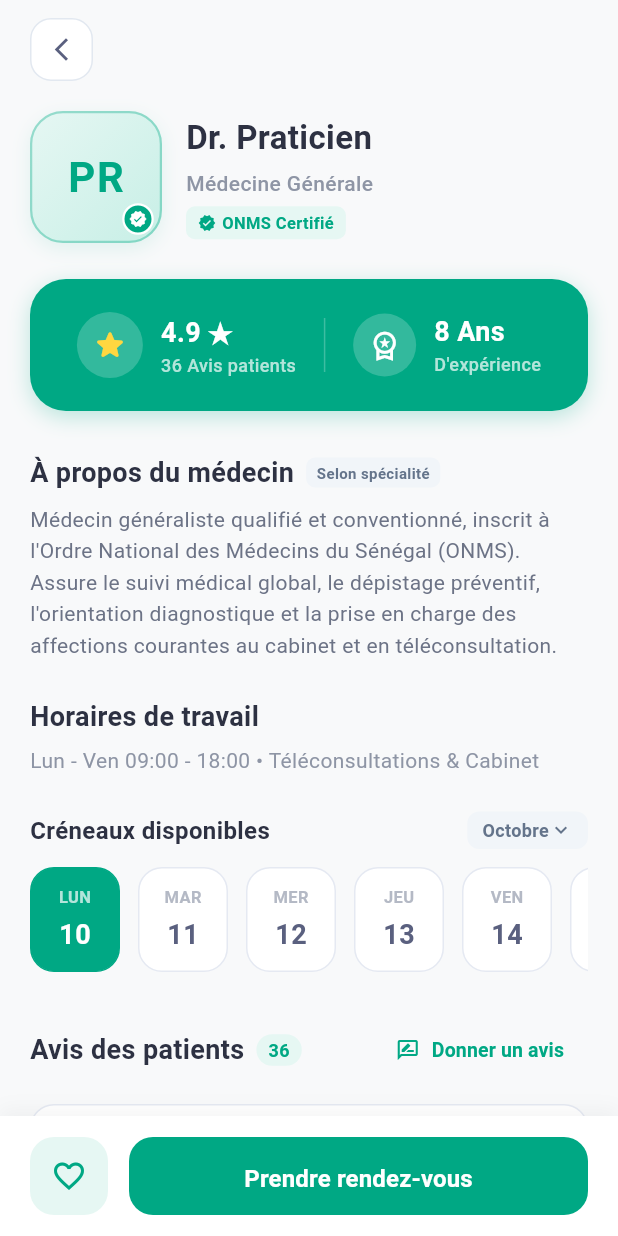
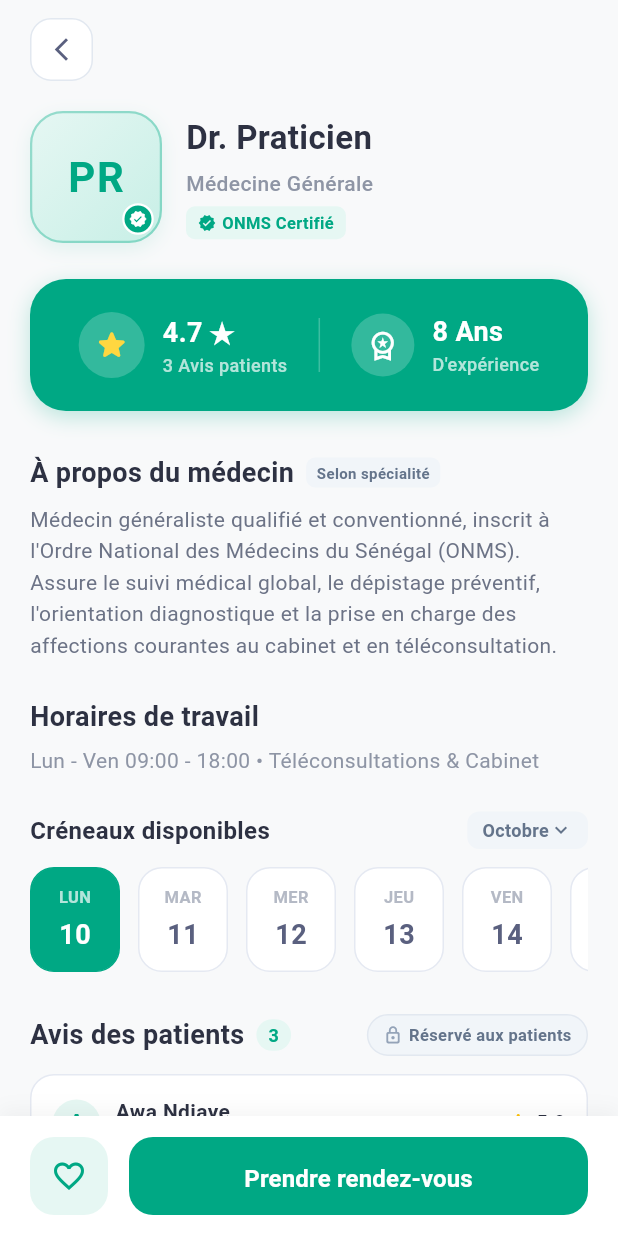
Before and after one commit to Soutenance-Simplon/front-end-mobil, a Flutter app: the DoctorDetailScreen screen opened by its route, on a phone screen of 412 x 824 dp. Run offline on Flutter 3.47's test engine with Material 3 defaults, Android fonts, the phone set to English and light mode, and no system bars; our stand-ins replace country_code_picker, dio, file_picker, firebase_core, flutter_riverpod, flutter_secure_storage and 3 more; missing offline and left inert: jitsi_meet_flutter_sdk, mobile_scanner, zxing2; accounts and stored records are empty; network calls fail.

Commit message:
fix(rdv): synchroniser le compteur d avis et restreindre les avis aux seuls patients suivis

```diff
--- a/lib/features/rdv/screens/doctor_detail_screen.dart
+++ b/lib/features/rdv/screens/doctor_detail_screen.dart
@@ -2,6 +2,7 @@ import 'package:flutter/material.dart';
 import 'package:flutter_riverpod/flutter_riverpod.dart';
 import 'package:go_router/go_router.dart';
 import '../../auth/providers/auth_provider.dart';
+import '../providers/rdv_provider.dart';
 
 class DoctorDetailScreen extends ConsumerStatefulWidget {
   final Map<String, dynamic> doctor;
@@ -19,12 +20,20 @@ class _DoctorDetailScreenState extends ConsumerState<DoctorDetailScreen> {
   late Map<String, dynamic> _doctorData;
   late String _biographie;
   late int _experience;
-  late int _nombreAvis;
-  late double _note;
   late String _name;
   late String _spec;
   late String _image;
   bool _estDescriptionPersonnalisee = false;
+
+  /// Nombre réel d'avis affichés (strictement égal au nombre d'avis réels)
+  int get _nombreAvis => _avisList.length;
+
+  /// Note moyenne réelle calculée directement sur les avis des patients
+  double get _note {
+    if (_avisList.isEmpty) return 5.0;
+    final total = _avisList.map((a) => (a['note'] as num).toDouble()).reduce((a, b) => a + b);
+    return double.parse((total / _avisList.length).toStringAsFixed(1));
+  }
 
   final List<Map<String, dynamic>> _avisList = [
     {
@@ -154,8 +163,13 @@ class _DoctorDetailScreenState extends ConsumerState<DoctorDetailScreen> {
     }
 
     _experience = _doctorData['anneesExperience'] ?? _doctorData['annees_experience'] ?? _doctorData['experience'] ?? 8;
-    _nombreAvis = _doctorData['nombreAvis'] ?? _doctorData['nombre_avis'] ?? 36;
-    _note = (_doctorData['note'] is num) ? (_doctorData['note'] as num).toDouble() : 4.9;
+
+    WidgetsBinding.instance.addPostFrameCallback((_) {
+      final user = ref.read(authProvider).user;
+      if (user != null && user.id.isNotEmpty) {
+        ref.read(rdvProvider.notifier).loadMesRendezVous(patientId: user.id);
+      }
+    });
   }
 
   /// Boîte de dialogue permettant au médecin de rédiger sa propre description et son expérience
@@ -298,6 +312,58 @@ class _DoctorDetailScreenState extends ConsumerState<DoctorDetailScreen> {
     );
   }
 
+  /// Affiche l'information expliquant que seuls les patients du médecin peuvent déposer un avis
+  void _afficherAlerteNonEligibleAvis(bool isDoctor) {
+    if (isDoctor) {
+      ScaffoldMessenger.of(context).showSnackBar(
+        const SnackBar(
+          content: Text("Un médecin ne peut pas publier d'avis sur son propre profil ou sur ses confrères."),
+          backgroundColor: Color(0xFF1E293B),
+        ),
+      );
+      return;
+    }
+
+    showDialog(
+      context: context,
+      builder: (ctx) => AlertDialog(
+        shape: RoundedRectangleBorder(borderRadius: BorderRadius.circular(20)),
+        title: const Row(
+          children: [
+            Icon(Icons.verified_user_outlined, color: Color(0xFF00A884), size: 26),
+            SizedBox(width: 10),
+            Expanded(
+              child: Text("Avis certifié patient", style: TextStyle(fontSize: 17, fontWeight: FontWeight.bold)),
+            ),
+          ],
+        ),
+        content: Text(
+          "Afin de garantir l'authenticité et la déontologie médicale, seuls les patients ayant déjà consulté le $_name peuvent déposer un avis.\n\n"
+          "Si vous n'êtes pas patient de ce médecin ou ne l'êtes plus, vous ne pouvez pas donner d'avis sur ce praticien.\n\n"
+          "Prenez rendez-vous pour pouvoir évaluer votre prise en charge après votre consultation.",
+          style: const TextStyle(fontSize: 13.5, color: Color(0xFF4A5568), height: 1.45),
+        ),
+        actions: [
+          TextButton(
+            onPressed: () => Navigator.pop(ctx),
+            child: const Text("Fermer", style: TextStyle(color: Color(0xFF64748B))),
+          ),
+          ElevatedButton(
+            onPressed: () {
+              Navigator.pop(ctx);
+              context.push('/book-appointment', extra: _doctorData);
+            },
+            style: ElevatedButton.styleFrom(
+              backgroundColor: const Color(0xFF00A884),
+              shape: RoundedRectangleBorder(borderRadius: BorderRadius.circular(12)),
+            ),
+            child: const Text("Prendre rendez-vous", style: TextStyle(color: Colors.white, fontWeight: FontWeight.bold)),
+          ),
+        ],
+      ),
+    );
+  }
+
   /// Boîte de dialogue permettant au patient de donner son avis après un rendez-vous
   void _ouvrirDialogueDonnerAvis() {
     double noteDonnee = 5.0;
@@ -383,8 +449,6 @@ class _DoctorDetailScreenState extends ConsumerState<DoctorDetailScreen> {
                     : "Consultation très satisfaisante.";
 
                 setState(() {
-                  _nombreAvis++;
-                  _note = double.parse((((_note * (_nombreAvis - 1)) + noteDonnee) / _nombreAvis).toStringAsFixed(1));
                   _avisList.insert(0, {
                     "auteur": auteur.isNotEmpty ? auteur : "Patient vérifié",
                     "date": "À l'instant",
@@ -416,7 +480,27 @@ class _DoctorDetailScreenState extends ConsumerState<DoctorDetailScreen> {
   @override
   Widget build(BuildContext context) {
     final user = ref.watch(authProvider).user;
-    final isCurrentUserDoctor = user != null && user.role.toUpperCase() == 'MEDECIN';
+    final isCurrentUserDoctor = user != null && (user.isMedecin == true || (user.role.toUpperCase()).contains('MEDECIN'));
+
+    final rdvState = ref.watch(rdvProvider);
+    final mesRdv = rdvState.mesRendezVous;
+
+    final docId = _doctorData['id']?.toString() ?? _doctorData['userId']?.toString() ?? '';
+    final docNomComplet = _name.toLowerCase().replaceAll('dr.', '').replaceAll('dr', '').trim();
+    final docNom = (_doctorData['nom']?.toString() ?? '').toLowerCase().trim();
+
+    // RÈGLE MÉTIER STRICTE : Seul un patient ayant déjà consulté ce médecin (RDV enregistré) peut donner un avis
+    final bool estPatientDeCeMedecin = !isCurrentUserDoctor && mesRdv.any((r) {
+      final matchId = docId.isNotEmpty && (
+        r.medecinId == docId ||
+        r.medecinId == _doctorData['user_id']?.toString() ||
+        r.medecinId == _doctorData['userId']?.toString()
+      );
+      final rNom = (r.medecinNom ?? '').toLowerCase().replaceAll('dr.', '').replaceAll('dr', '').trim();
+      final matchNom = (docNomComplet.isNotEmpty && rNom.isNotEmpty && (docNomComplet.contains(rNom) || rNom.contains(docNomComplet))) ||
+          (docNom.isNotEmpty && rNom.contains(docNom));
+      return matchId || matchNom;
+    });
 
     return Scaffold(
       backgroundColor: const Color(0xFFF8F9FA),
@@ -541,7 +625,13 @@ class _DoctorDetailScreenState extends ConsumerState<DoctorDetailScreen> {
                             children: [
                               // 1. AVIS & NOTE DES PATIENTS
                               InkWell(
-                                onTap: _ouvrirDialogueDonnerAvis,
+                                onTap: () {
+                                  if (estPatientDeCeMedecin) {
+                                    _ouvrirDialogueDonnerAvis();
+                                  } else {
+                                    _afficherAlerteNonEligibleAvis(isCurrentUserDoctor);
+                                  }
+                                },
                                 borderRadius: BorderRadius.circular(16),
                                 child: Padding(
                                   padding: const EdgeInsets.all(4),
@@ -829,12 +919,41 @@ class _DoctorDetailScreenState extends ConsumerState<DoctorDetailScreen> {
                                 ),
                               ],
                             ),
+                            if (estPatientDeCeMedecin)
                               TextButton.icon(
                                 onPressed: _ouvrirDialogueDonnerAvis,
                                 icon: const Icon(Icons.rate_review_outlined, size: 16, color: Color(0xFF00A884)),
                                 label: const Text(
                                   "Donner un avis",
                                   style: TextStyle(color: Color(0xFF00A884), fontWeight: FontWeight.bold, fontSize: 13),
+                                ),
+                              )
+                            else
+                              InkWell(
+                                onTap: () => _afficherAlerteNonEligibleAvis(isCurrentUserDoctor),
+                                borderRadius: BorderRadius.circular(20),
+                                child: Container(
+                                  padding: const EdgeInsets.symmetric(horizontal: 10, vertical: 5),
+                                  decoration: BoxDecoration(
+                                    color: const Color(0xFFF1F5F9),
+                                    borderRadius: BorderRadius.circular(20),
+                                    border: Border.all(color: const Color(0xFFE2E8F0)),
+                                  ),
+                                  child: const Row(
+                                    mainAxisSize: MainAxisSize.min,
+                                    children: [
+                                      Icon(Icons.lock_outline_rounded, size: 13, color: Color(0xFF94A3B8)),
+                                      SizedBox(width: 4),
+                                      Text(
+                                        "Réservé aux patients",
+                                        style: TextStyle(
+                                          fontSize: 11,
+                                          fontWeight: FontWeight.w600,
+                                          color: Color(0xFF64748B),
+                                        ),
+                                      ),
+                                    ],
+                                  ),
                                 ),
                               ),
                           ],
```
Lines whose indentation alone changed are shown as unchanged.
